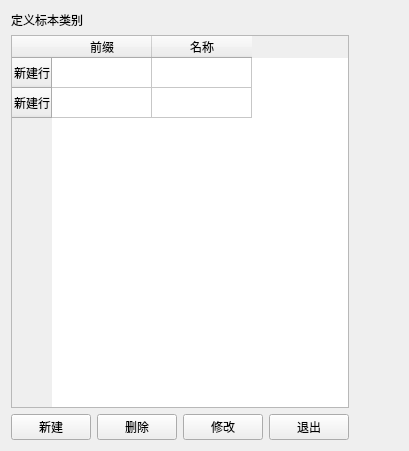
YYC572652645/PatholoSystem, file tabsystemset/otherwidget/printset.ui: the form before one commit.
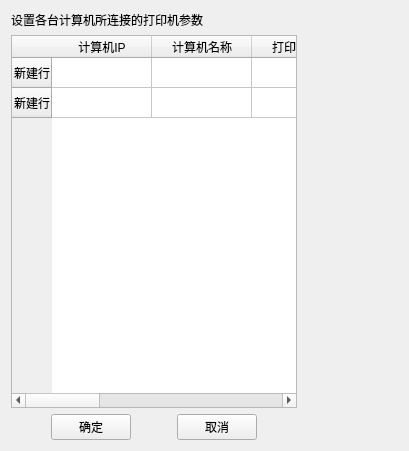
The form after the commit.

Patch:
```diff
--- a/tabsystemset/otherwidget/printset.ui
+++ b/tabsystemset/otherwidget/printset.ui
@@ -21,7 +21,7 @@
        <item>
         <widget class="QLabel" name="label">
          <property name="text">
-          <string>定义标本类别</string>
+          <string>设置各台计算机所连接的打印机参数</string>
          </property>
         </widget>
        </item>
@@ -39,12 +39,37 @@
          </row>
          <column>
           <property name="text">
-           <string>前缀</string>
+           <string>计算机IP</string>
           </property>
          </column>
          <column>
           <property name="text">
-           <string>名称</string>
+           <string>计算机名称</string>
+          </property>
+         </column>
+         <column>
+          <property name="text">
+           <string>打印机名称</string>
+          </property>
+         </column>
+         <column>
+          <property name="text">
+           <string>连接方式</string>
+          </property>
+         </column>
+         <column>
+          <property name="text">
+           <string>打印机IP</string>
+          </property>
+         </column>
+         <column>
+          <property name="text">
+           <string>端口</string>
+          </property>
+         </column>
+         <column>
+          <property name="text">
+           <string>备注</string>
           </property>
          </column>
         </widget>
@@ -52,33 +77,58 @@
        <item>
         <layout class="QHBoxLayout" name="horizontalLayout">
          <item>
-          <widget class="QPushButton" name="pushButtonNew">
-           <property name="text">
-            <string>新建</string>
+          <spacer name="horizontalSpacer_2">
+           <property name="orientation">
+            <enum>Qt::Horizontal</enum>
            </property>
-          </widget>
+           <property name="sizeHint" stdset="0">
+            <size>
+             <width>40</width>
+             <height>20</height>
+            </size>
+           </property>
+          </spacer>
          </item>
          <item>
           <widget class="QPushButton" name="pushButtonDelete">
            <property name="text">
-            <string>删除</string>
+            <string>确定</string>
            </property>
           </widget>
          </item>
          <item>
-          <widget class="QPushButton" name="pushButtonUpdate">
-           <property name="text">
-            <string>修改</string>
+          <spacer name="horizontalSpacer_3">
+           <property name="orientation">
+            <enum>Qt::Horizontal</enum>
            </property>
-          </widget>
+           <property name="sizeHint" stdset="0">
+            <size>
+             <width>40</width>
+             <height>20</height>
+            </size>
+           </property>
+          </spacer>
          </item>
          <item>
           <widget class="QPushButton" name="pushButtonExit">
            <property name="text">
-            <string>退出</string>
+            <string>取消</string>
            </property>
           </widget>
          </item>
+         <item>
+          <spacer name="horizontalSpacer_4">
+           <property name="orientation">
+            <enum>Qt::Horizontal</enum>
+           </property>
+           <property name="sizeHint" stdset="0">
+            <size>
+             <width>40</width>
+             <height>20</height>
+            </size>
+           </property>
+          </spacer>
+         </item>
         </layout>
        </item>
       </layout>
```
Left out of the diff: 4 changed lines with no effect on the pictures.
